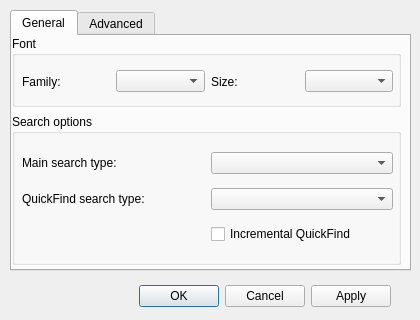
Before: the Qt Designer form src/optionsdialog.ui in nickbnf/glogg, drawn with Qt 5.
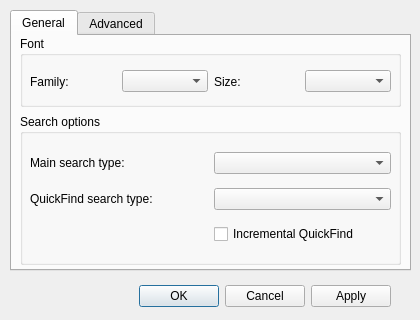
After: the same form once the commit is applied.

Commit message: Tweak the option dialog.

Patch:
```diff
--- a/src/optionsdialog.ui
+++ b/src/optionsdialog.ui
@@ -57,9 +57,9 @@
     <widget class="QGroupBox" name="searchBox">
      <property name="geometry">
       <rect>
-       <x>0</x>
+       <x>8</x>
        <y>78</y>
-       <width>389</width>
+       <width>381</width>
        <height>151</height>
       </rect>
      </property>
@@ -71,7 +71,7 @@
        <rect>
         <x>10</x>
         <y>30</y>
-        <width>371</width>
+        <width>361</width>
         <height>111</height>
        </rect>
       </property>
@@ -112,9 +112,9 @@
     <widget class="QGroupBox" name="fontBox">
      <property name="geometry">
       <rect>
-       <x>0</x>
+       <x>8</x>
        <y>0</y>
-       <width>389</width>
+       <width>381</width>
        <height>71</height>
       </rect>
      </property>
@@ -126,7 +126,7 @@
        <rect>
         <x>10</x>
         <y>30</y>
-        <width>371</width>
+        <width>361</width>
         <height>31</height>
        </rect>
       </property>
```
Left out of the diff: 10 changed lines with no effect on the pictures.
